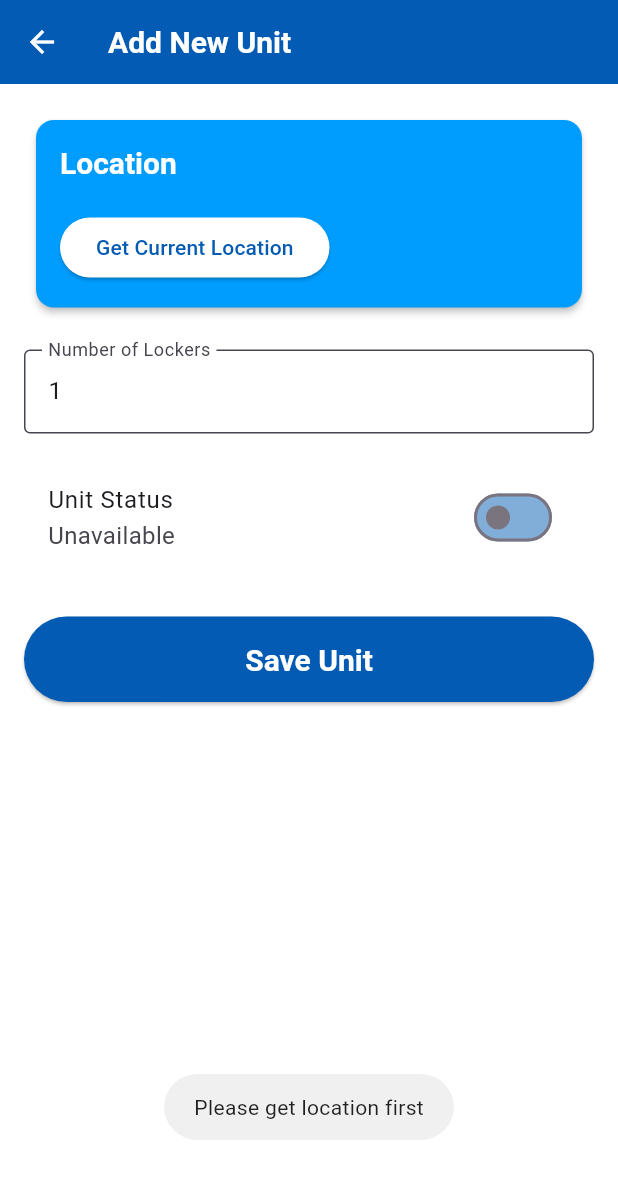
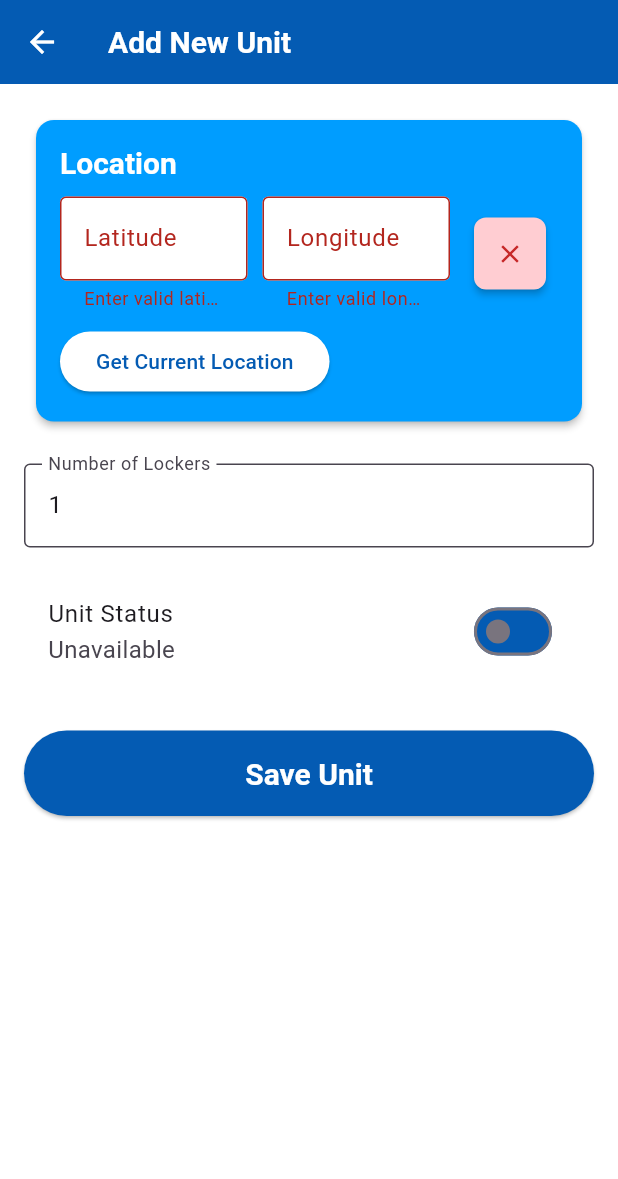
Before and after one commit to AshenKavinda/FLUTTER_FIREBASE_IOT, a Flutter app: the AddUnitPage screen opened by its route, after a tap on "Unit Status", after a tap on "Save Unit", on a phone screen of 412 x 824 dp. Shown: the top 1179 px of the screen. Run offline on Flutter 3.47's test engine with Material 3 defaults, Android fonts, the phone set to English and light mode, and no system bars; our stand-ins replace cloud_firestore, firebase_core, fluttertoast, geolocator, google_maps_flutter, random_string; missing offline and left inert: flutter_polyline_points; accounts and stored records are empty.

Commit message:
add manual notation

```diff
--- a/lib/pages/add_unit_page.dart
+++ b/lib/pages/add_unit_page.dart
@@ -19,6 +19,17 @@ class _AddUnitPageState extends State<AddUnitPage> {
   bool _isAvailable = true;
   Position? _currentPosition;
   bool _isLoading = false;
+
+  // Controllers for latitude and longitude
+  final TextEditingController _latController = TextEditingController();
+  final TextEditingController _lngController = TextEditingController();
+
+  @override
+  void dispose() {
+    _latController.dispose();
+    _lngController.dispose();
+    super.dispose();
+  }
 
   Future<void> _getCurrentLocation() async {
     // Check if location services are enabled
@@ -53,7 +64,11 @@ class _AddUnitPageState extends State<AddUnitPage> {
       Position position = await Geolocator.getCurrentPosition(
         desiredAccuracy: LocationAccuracy.high,
       );
-      setState(() => _currentPosition = position);
+      setState(() {
+        _currentPosition = position;
+        _latController.text = position.latitude.toStringAsFixed(6);
+        _lngController.text = position.longitude.toStringAsFixed(6);
+      });
     } catch (e) {
       Fluttertoast.showToast(msg: 'Error getting location: $e');
     }
@@ -62,11 +77,12 @@ class _AddUnitPageState extends State<AddUnitPage> {
   Future<void> _saveUnit() async {
     print('DEBUG: Saving unit with $_lockersCount lockers');
     if (!_formKey.currentState!.validate()) return;
-    if (_currentPosition == null) {
-      Fluttertoast.showToast(msg: 'Please get location first');
+    double? lat = double.tryParse(_latController.text);
+    double? lng = double.tryParse(_lngController.text);
+    if (lat == null || lng == null) {
+      Fluttertoast.showToast(msg: 'Please enter valid latitude and longitude');
       return;
     }
-
     setState(() => _isLoading = true);
     print(
       'DEBUG: Saving unit with $_lockersCount lockers at '
@@ -78,10 +94,7 @@ class _AddUnitPageState extends State<AddUnitPage> {
     });
 
     Map<String, dynamic> unitData = {
-      'location': GeoPoint(
-        _currentPosition!.latitude,
-        _currentPosition!.longitude,
-      ),
+      'location': GeoPoint(lat, lng),
       'lockers': lockers,
       'status': _isAvailable ? 'available' : 'unavailable',
       'timestamp': DateTime.now(),
@@ -128,12 +141,74 @@ class _AddUnitPageState extends State<AddUnitPage> {
                         style: Theme.of(context).textTheme.titleLarge,
                       ),
                       SizedBox(height: 10),
-                      if (_currentPosition != null)
-                        Text(
-                          'Lat: ${_currentPosition!.latitude.toStringAsFixed(6)}\n'
-                          'Lng: ${_currentPosition!.longitude.toStringAsFixed(6)}',
-                          style: TextStyle(color: Colors.white),
-                        ),
+                      Row(
+                        children: [
+                          Expanded(
+                            child: TextFormField(
+                              controller: _latController,
+                              decoration: InputDecoration(
+                                labelText: 'Latitude',
+                                hintText: 'e.g. 6.9271',
+                                border: OutlineInputBorder(),
+                                filled: true,
+                                fillColor: Colors.white,
+                              ),
+                              keyboardType: TextInputType.numberWithOptions(
+                                decimal: true,
+                              ),
+                              validator: (value) {
+                                final v = double.tryParse(value ?? '');
+                                if (v == null) return 'Enter valid latitude';
+                                if (v < -90 || v > 90)
+                                  return 'Latitude must be -90 to 90';
+                                return null;
+                              },
+                            ),
+                          ),
+                          SizedBox(width: 10),
+                          Expanded(
+                            child: TextFormField(
+                              controller: _lngController,
+                              decoration: InputDecoration(
+                                labelText: 'Longitude',
+                                hintText: 'e.g. 79.8612',
+                                border: OutlineInputBorder(),
+                                filled: true,
+                                fillColor: Colors.white,
+                              ),
+                              keyboardType: TextInputType.numberWithOptions(
+                                decimal: true,
+                              ),
+                              validator: (value) {
+                                final v = double.tryParse(value ?? '');
+                                if (v == null) return 'Enter valid longitude';
+                                if (v < -180 || v > 180)
+                                  return 'Longitude must be -180 to 180';
+                                return null;
+                              },
+                            ),
+                          ),
+                          SizedBox(width: 8),
+                          Card(
+                            color: Colors.red[100],
+                            shape: RoundedRectangleBorder(
+                              borderRadius: BorderRadius.circular(8),
+                            ),
+                            child: IconButton(
+                              icon: Icon(
+                                Icons.clear,
+                                color: Colors.red[800],
+                                size: 20,
+                              ),
+                              tooltip: 'Clear',
+                              onPressed: () {
+                                _latController.clear();
+                                _lngController.clear();
+                              },
+                            ),
+                          ),
+                        ],
+                      ),
                       SizedBox(height: 10),
                       ElevatedButton(
                         onPressed: _getCurrentLocation,
@@ -182,7 +257,7 @@ class _AddUnitPageState extends State<AddUnitPage> {
                 subtitle: Text(_isAvailable ? 'Available' : 'Unavailable'),
                 value: _isAvailable,
                 activeColor: AppColors.tealBlue,
-                inactiveTrackColor: AppColors.navyBlue.withOpacity(0.5),
+                inactiveTrackColor: AppColors.navyBlue,
                 onChanged: (value) => setState(() => _isAvailable = value),
               ),
               SizedBox(height: 30),
```
